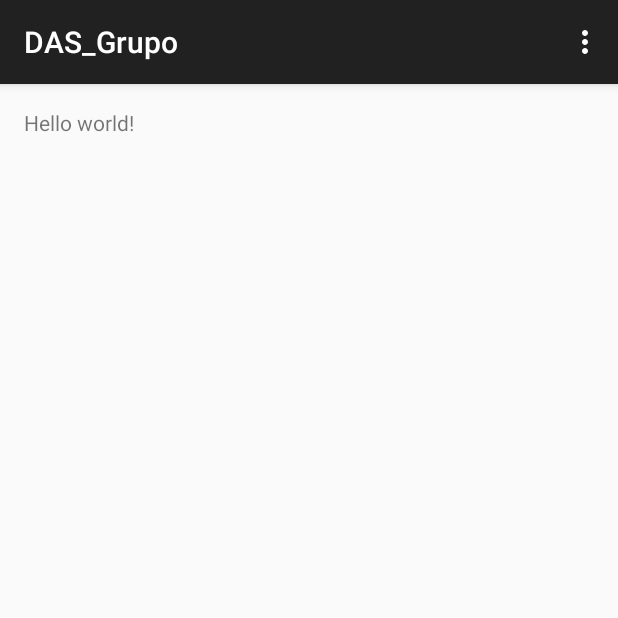
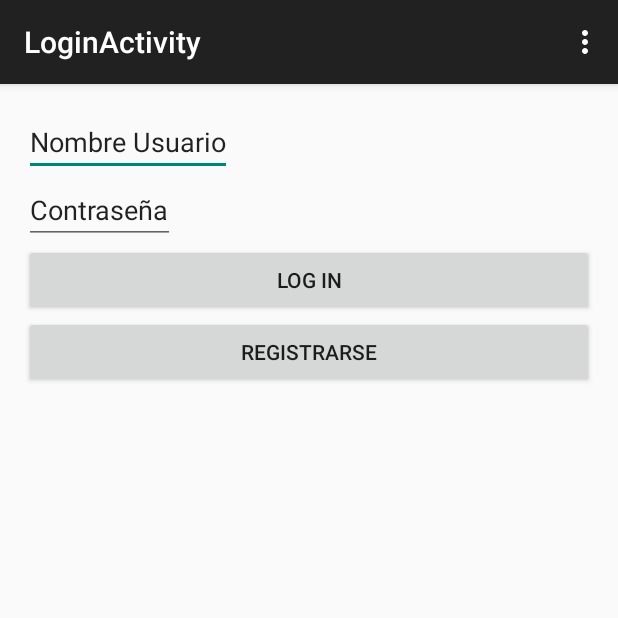
Before and after one commit to davidramirez/DAS_Grupo, an Android app: the screen it shows after launch (MainActivity before the commit, LoginActivity after it), on a phone screen of 412 x 824 dp, the top half of it. Run offline under Robolectric (Android 15) with nearby library versions, the phone set to English and light mode, and no system bars.

Commit message:
Alberto - 6/5/2015 10:45 - Acitividad de Login en pruebas, añadido al gestor de conexiones el método para comprobar si un usuario esta registrado asi como un metodo para codificar en SHA-512

```diff
--- /dev/null
+++ b/app/src/main/java/org/das/das_grupo/LoginActivity.java
@@ -0,0 +1,132 @@
+package org.das.das_grupo;
+
+import android.content.Intent;
+import android.os.AsyncTask;
+import android.os.Build;
+import android.support.v7.app.ActionBarActivity;
+import android.os.Bundle;
+import android.view.Menu;
+import android.view.MenuItem;
+import android.view.View;
+import android.widget.Button;
+import android.widget.EditText;
+import android.widget.Toast;
+
+import org.apache.http.NameValuePair;
+import org.apache.http.message.BasicNameValuePair;
+import org.das.das_grupo.packGestores.GestorConexiones;
+import org.das.das_grupo.packGestores.GestorUsuarios;
+
+import java.io.BufferedInputStream;
+import java.io.BufferedReader;
+import java.io.IOException;
+import java.io.InputStream;
+import java.io.InputStreamReader;
+import java.io.OutputStream;
+import java.io.PrintWriter;
+import java.net.HttpURLConnection;
+import java.net.MalformedURLException;
+import java.net.ProtocolException;
+import java.net.URL;
+import java.util.ArrayList;
+
+
+public class LoginActivity extends ActionBarActivity {
+
+    private Button btLogin,btRegistrase;
+    private EditText usuario,contrasena;
+
+    private String nombre,contra;
+    Boolean ok = false;
+
+    @Override
+    protected void onCreate(Bundle savedInstanceState) {
+        super.onCreate(savedInstanceState);
+        setContentView(R.layout.activity_login);
+
+        btLogin = (Button) findViewById(R.id.btLogInLog);
+        btRegistrase = (Button) findViewById(R.id.btRegistrarseLog);
+
+        usuario = (EditText) findViewById(R.id.usuarioLog);
+        contrasena = (EditText) findViewById(R.id.contrasenaLog);
+
+
+        btLogin.setOnClickListener(new View.OnClickListener() {
+            @Override
+            public void onClick(View v) {
+                nombre = String.valueOf(usuario.getText());
+                contra = String.valueOf(contrasena.getText());
+
+                new AsyncTask<Void, Void, Integer>() {
+                    @Override
+                    protected Integer doInBackground(Void... params) {
+                        return GestorConexiones.getGestorConexiones().logInUser(nombre,contra);
+                    }
+
+                    @Override
+                    protected void onPostExecute(Integer id) {
+                        super.onPostExecute(id);
+
+                        if(id != 0)
+                        {
+                            GestorUsuarios.getGestorUsuarios().guardarContrasenaUsuario(LoginActivity.this,contra);
+                            GestorUsuarios.getGestorUsuarios().guardarNombreUsuario(LoginActivity.this, nombre);
+                            GestorUsuarios.getGestorUsuarios().guardarIdUsuario(LoginActivity.this,id.toString());
+                        }
+                        else
+                        {
+                            Toast.makeText(LoginActivity.this,getString(R.string.errorLogin),Toast.LENGTH_SHORT).show();
+                        }
+                    }
+                }.execute(null,null,null);
+
+            }
+        });
+
+    }
+
+    @Override
+    public boolean onCreateOptionsMenu(Menu menu) {
+        // Inflate the menu; this adds items to the action bar if it is present.
+        getMenuInflater().inflate(R.menu.menu_login, menu);
+        return true;
+    }
+
+    @Override
+    public boolean onOptionsItemSelected(MenuItem item) {
+        // Handle action bar item clicks here. The action bar will
+        // automatically handle clicks on the Home/Up button, so long
+        // as you specify a parent activity in AndroidManifest.xml.
+        int id = item.getItemId();
+
+        //noinspection SimplifiableIfStatement
+        if (id == R.id.action_settings) {
+            return true;
+        }
+
+        return super.onOptionsItemSelected(item);
+    }
+
+
+
+    private String convertInputStreamToString(InputStream inputStream) {
+        BufferedReader bufferedReader = new BufferedReader( new InputStreamReader(inputStream));
+        String line;
+        String result = "";
+        try {
+            while((line = bufferedReader.readLine())!= null)
+                result += line;
+        } catch (IOException e) {
+            e.printStackTrace();
+        }
+        //Close Stream
+        if(null!=inputStream){
+            try {
+                inputStream.close();
+            } catch (IOException e) {
+                e.printStackTrace();
+            }
+        }
+        return result;
+    }
+}
--- /dev/null
+++ b/app/src/main/res/layout/activity_login.xml
@@ -0,0 +1,35 @@
+<ScrollView  xmlns:android="http://schemas.android.com/apk/res/android"
+    xmlns:tools="http://schemas.android.com/tools" android:layout_width="match_parent"
+    android:layout_height="match_parent" android:paddingLeft="@dimen/activity_horizontal_margin"
+    android:paddingRight="@dimen/activity_horizontal_margin"
+    android:paddingTop="@dimen/activity_vertical_margin"
+    android:paddingBottom="@dimen/activity_vertical_margin"
+    tools:context="org.das.das_grupo.LoginActivity">
+
+    <LinearLayout
+    android:layout_width="fill_parent"
+    android:layout_height="fill_parent"
+    android:orientation="vertical">
+
+    <EditText android:text="@string/nUsuario" android:layout_width="wrap_content"
+        android:layout_height="wrap_content"
+        android:id = "@+id/usuarioLog"/>
+
+    <EditText android:text="@string/contrasena" android:layout_width="wrap_content"
+        android:layout_height="wrap_content"
+        android:id = "@+id/contrasenaLog"/>
+
+    <Button
+    android:id="@+id/btLogInLog"
+    android:layout_width="match_parent"
+    android:layout_height="wrap_content"
+    android:text="@string/login" />
+
+    <Button
+    android:id="@+id/btRegistrarseLog"
+    android:layout_width="match_parent"
+    android:layout_height="wrap_content"
+    android:text="@string/registrarse" />
+
+    </LinearLayout>
+</ScrollView >
--- /dev/null
+++ b/app/src/main/res/menu/menu_login.xml
@@ -0,0 +1,6 @@
+<menu xmlns:android="http://schemas.android.com/apk/res/android"
+    xmlns:app="http://schemas.android.com/apk/res-auto"
+    xmlns:tools="http://schemas.android.com/tools" tools:context="org.das.das_grupo.LoginActivity">
+    <item android:id="@+id/action_settings" android:title="@string/action_settings"
+        android:orderInCategory="100" app:showAsAction="never" />
+</menu>
--- a/app/src/main/res/values/strings.xml
+++ b/app/src/main/res/values/strings.xml
@@ -3,4 +3,10 @@
 
     <string name="hello_world">Hello world!</string>
     <string name="action_settings">Settings</string>
+    <string name="title_activity_login">LoginActivity</string>
+    <string name="nUsuario">Nombre Usuario</string>
+    <string name="contrasena">Contraseña</string>
+    <string name="registrarse">Registrarse</string>
+    <string name="login">Log In</string>
+    <string name="errorLogin">El usuario o la contraseña son erroneos</string>
 </resources>
```
Also changed, not shown: app/src/main/AndroidManifest.xml (+9 -0 lines), app/src/main/java/org/das/das_grupo/packGestores/GestorConexiones.java (+157 -0 lines), 1 other file.
